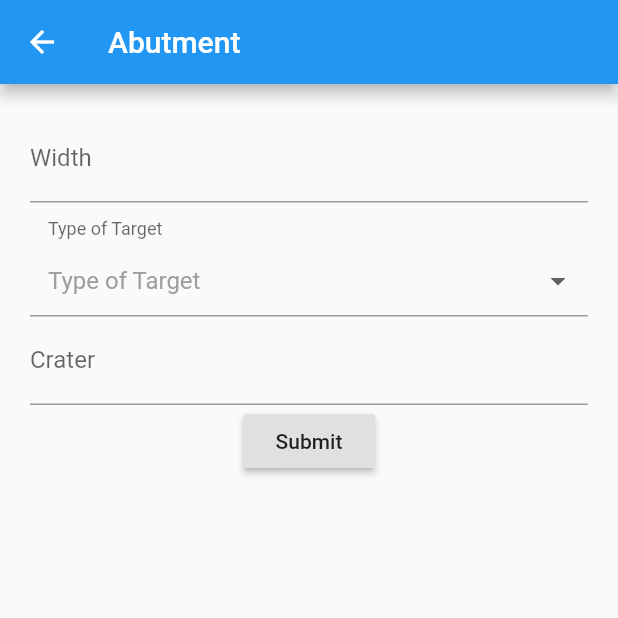
After one commit to mdrafee03/calculator-combat-engineering, a Flutter app: the ReserveDemolition screen opened by its route, after a tap on "Abutment (Masonry/Concrete)", on a phone screen of 412 x 824 dp, the top half of it. The commit adds this screen. Run offline on Flutter 3.47's test engine with Material 2 defaults, Android fonts, the phone set to English and light mode, and no system bars; drawn by our look-alikes of dropdown_formfield; missing offline and left inert: fraction.

Commit message:
abutment with mines

```diff
--- a/lib/router/route_const.dart
+++ b/lib/router/route_const.dart
@@ -1,5 +1,8 @@
 const String home = '/';
-const String mobility= '/mobility';
-const String counterMobility= '/counter-mobility';
+const String mobility = '/mobility';
+const String counterMobility = '/counter-mobility';
 const String minefieldLayingInput = '/minefield-laying';
 const String minefieldLayingOutput = '/minefield-laying/output';
+const String reserveDemolition = '/reserve-demolition';
+const String abutmentInput = '/reserve-demolition/abutment';
+const String abutmentOutput = '/reserve-demolition/abutment/output';
--- a/lib/router/router.dart
+++ b/lib/router/router.dart
@@ -5,6 +5,9 @@ import '../screens/mobility/mobility.dart';
 import '../screens/counter-mobility/screens/minefield-laying/screens/minefield_laying_input.dart';
 import '../screens/home.dart';
 import '../screens/counter-mobility/screens/minefield-laying/screens/minefield_laying_output.dart';
+import '../screens/counter-mobility/screens/reserve-demolition/reserve_demolition.dart';
+import '../screens/counter-mobility/screens/reserve-demolition/screens/abutment/screens/abutment_input.dart';
+import '../screens/counter-mobility/screens/reserve-demolition/screens/abutment/screens/abutment_output.dart';
 import './route_const.dart';
 
 class Router {
@@ -15,6 +18,9 @@ class Router {
       counterMobility: (BuildContext ctx) => CounterMobility(),
       minefieldLayingInput: (BuildContext ctx) => MineFieldLayingInput(),
       minefieldLayingOutput: (BuildContext ctx) => MinefieldLayingOutput(),
+      reserveDemolition: (BuildContext ctx) => ReserveDemolition(),
+      abutmentInput: (BuildContext ctx) => AbutmentInput(),
+      abutmentOutput: (BuildContext ctx) => AbutmentOutput(),
     };
   }
 }
--- a/lib/screens/counter-mobility/counter_mobility.dart
+++ b/lib/screens/counter-mobility/counter_mobility.dart
@@ -18,7 +18,8 @@ class CounterMobility extends StatelessWidget {
           children: [
             Button(context, 'Minefield Laying', minefieldLayingInput),
             SizedBox(height: 10),
-            Button(context, 'Reserve Demolition of a Bridge', counterMobility),
+            Button(
+                context, 'Reserve Demolition of a Bridge', reserveDemolition),
             SizedBox(height: 10),
             Button(context, 'Anti-tank ditch', counterMobility),
             SizedBox(height: 10),
--- /dev/null
+++ b/lib/screens/counter-mobility/screens/reserve-demolition/reserve_demolition.dart
@@ -0,0 +1,34 @@
+import 'package:combat_engineering/router/route_const.dart';
+import 'package:flutter/material.dart';
+
+import '../../../../shared/widgets/button.dart';
+
+class ReserveDemolition extends StatelessWidget {
+  final appBar = AppBar(
+    title: Text('Reserve Demolition'),
+  );
+  @override
+  Widget build(BuildContext context) {
+    return Scaffold(
+      appBar: appBar,
+      body: Center(
+        child: Column(
+          mainAxisAlignment: MainAxisAlignment.center,
+          crossAxisAlignment: CrossAxisAlignment.center,
+          children: [
+            Button(context, 'Abutment (Masonry/Concrete)', abutmentInput),
+            SizedBox(height: 10),
+            Button(context, 'Pier (Masonry/Concrete/RCC/Steel)',
+                reserveDemolition),
+            SizedBox(height: 10),
+            Button(context, 'Span/ Roadway', counterMobility),
+            SizedBox(height: 10),
+            Button(context, 'Beam/ Girder', counterMobility),
+            SizedBox(height: 10),
+            Button(context, 'Summary of Reserve Dml', counterMobility),
+          ],
+        ),
+      ),
+    );
+  }
+}
--- /dev/null
+++ b/lib/screens/counter-mobility/screens/reserve-demolition/screens/abutment/models/abutment.dart
@@ -0,0 +1,40 @@
+import 'dart:math';
+
+class Abutment {
+  double width;
+  double targetFactor;
+  int craterNo;
+  double craterDia(int n) {
+    if (n == 1) {
+      return width;
+    } else {
+      return (width + width / 3) / n;
+    }
+  }
+
+  double weightOfCharges(int n) {
+    return pow(craterDia(n), 3) / targetFactor;
+  }
+
+  double totalExclusive(int n) {
+    return n * weightOfCharges(n);
+  }
+
+  List<double> distanceFromFace(int n) {
+    return [craterDia(n) / 2, craterDia(n) / 4];
+  }
+
+  double spacingOfCharges(int n) {
+    return 2 * craterDia(n) / 3;
+  }
+
+  List<double> chargesDepth(int n) {
+    return [3 * distanceFromFace(n)[0] / 2, 3 * distanceFromFace(n)[1] / 2];
+  }
+}
+
+List<Map<String, dynamic>> typesOfTarget = [
+  {"type": "Masonry Abutment", "value": 50},
+  {"type": "Roads/Medium and Hard soil", "value": 100},
+  {"type": "Soft soil", "value": 200},
+];
--- /dev/null
+++ b/lib/screens/counter-mobility/screens/reserve-demolition/screens/abutment/screens/abutment_input.dart
@@ -0,0 +1,80 @@
+import 'package:dropdown_formfield/dropdown_formfield.dart';
+import 'package:flutter/material.dart';
+
+import '../models/abutment.dart';
+import '../../../../../../../router/route_const.dart';
+
+class AbutmentInput extends StatefulWidget {
+  @override
+  _AbutmentInputState createState() => _AbutmentInputState();
+}
+
+class _AbutmentInputState extends State<AbutmentInput> {
+  final appBar = AppBar(
+    title: Text('Abutment'),
+  );
+
+  final _formKey = GlobalKey<FormState>();
+
+  final _abutment = Abutment();
+
+  void handleSubmit(BuildContext context) {
+    final form = _formKey.currentState;
+    form.save();
+    Navigator.pushNamed(context, abutmentOutput, arguments: _abutment);
+  }
+
+  @override
+  Widget build(BuildContext context) {
+    return Scaffold(
+      appBar: appBar,
+      body: SingleChildScrollView(
+        child: Container(
+          margin: EdgeInsets.all(20),
+          child: Form(
+            key: _formKey,
+            child: Column(
+              children: [
+                TextFormField(
+                  decoration:
+                      InputDecoration(hintText: "Width", labelText: "Width"),
+                  keyboardType: TextInputType.number,
+                  onSaved: (val) =>
+                      setState(() => _abutment.width = double.parse(val)),
+                ),
+                DropDownFormField(
+                  titleText: 'Type of Target',
+                  hintText: 'Type of Target',
+                  value: _abutment.targetFactor,
+                  filled: false,
+                  dataSource: typesOfTarget
+                      .map((option) =>
+                          {"display": option['type'], "value": option['value']})
+                      .toList(),
+                  onChanged: (int value) {
+                    setState(() {
+                      _abutment.targetFactor = value.toDouble();
+                    });
+                  },
+                  textField: 'display',
+                  valueField: 'value',
+                ),
+                TextFormField(
+                  decoration:
+                      InputDecoration(hintText: "Crater", labelText: "Crater"),
+                  keyboardType: TextInputType.number,
+                  onSaved: (val) =>
+                      setState(() => _abutment.craterNo = int.parse(val)),
+                ),
+                RaisedButton(
+                  onPressed: () => handleSubmit(context),
+                  child: Text('Submit'),
+                )
+              ],
+            ),
+          ),
+        ),
+      ),
+    );
+  }
+}
```
Also changed, not shown: lib/screens/counter-mobility/screens/reserve-demolition/screens/abutment/screens/abutment_output.dart (added, +462 -0 lines).
